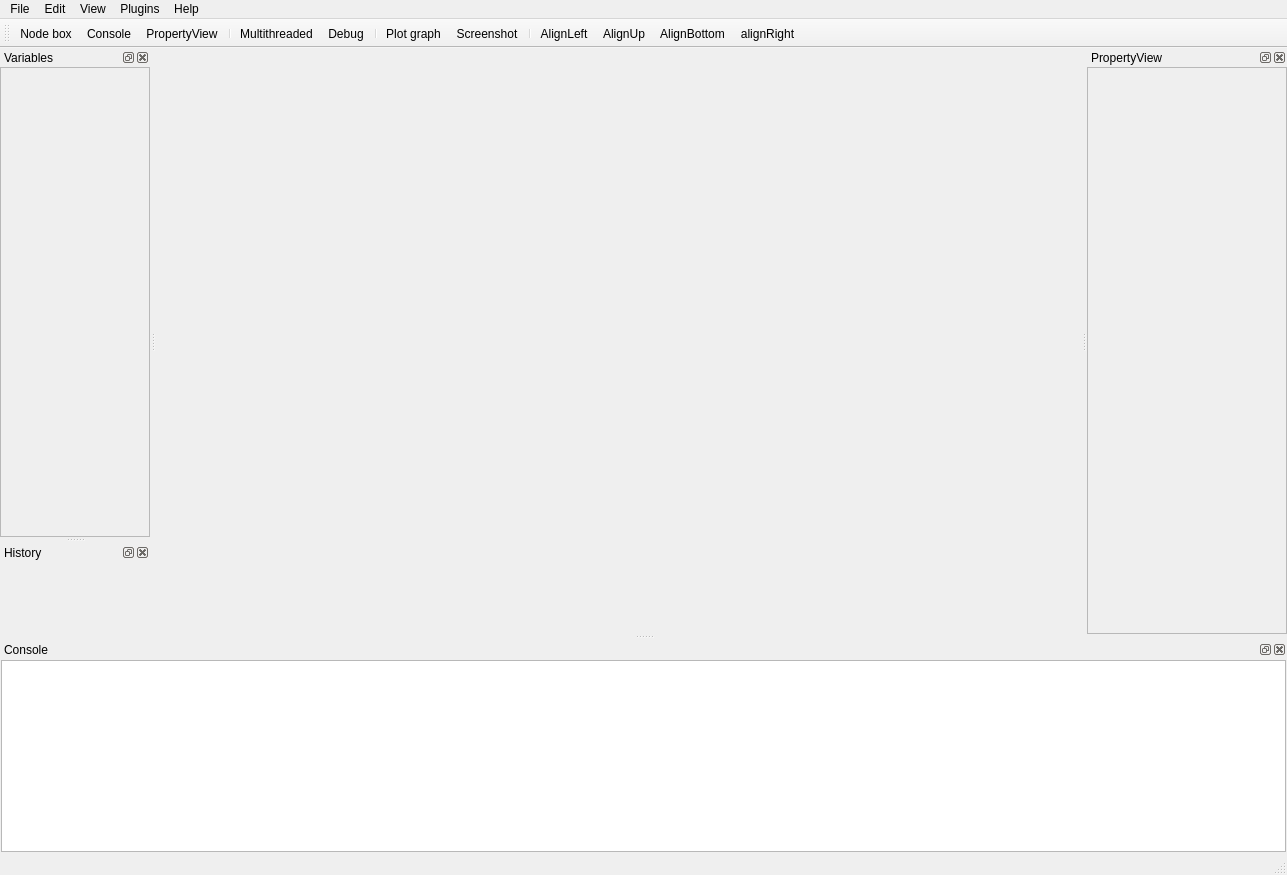
The window that PyFlow/GraphEditor_ui.ui (wonderworks-software/PyFlow) describes before a commit, drawn with Qt 5.
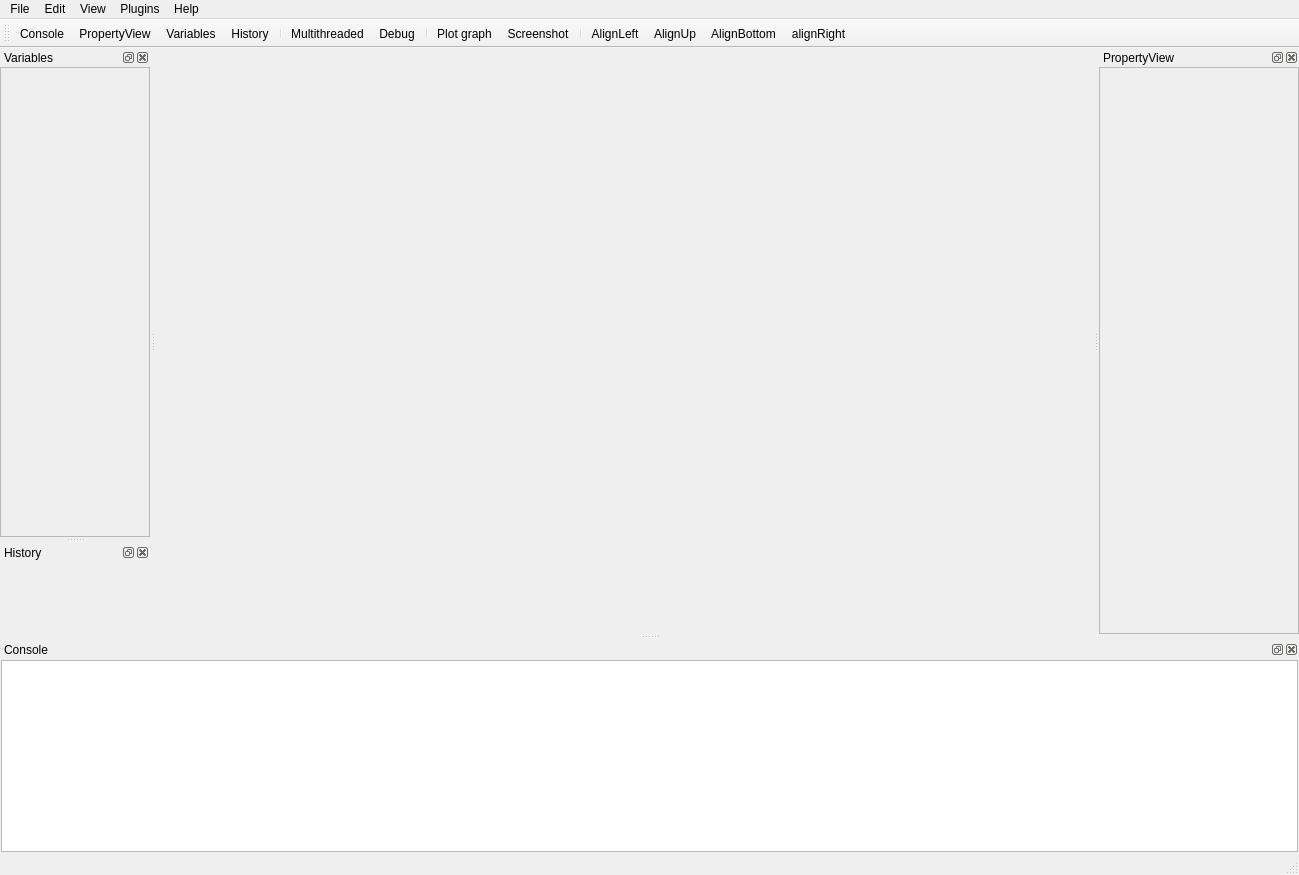
The same window after the commit. Icons and pictures are not drawn.

Commit message: comment node improvements minor changes, comments

```diff
--- a/PyFlow/GraphEditor_ui.ui
+++ b/PyFlow/GraphEditor_ui.ui
@@ -9,7 +9,7 @@
    <rect>
     <x>0</x>
     <y>0</y>
-    <width>1287</width>
+    <width>1299</width>
     <height>875</height>
    </rect>
   </property>
@@ -86,7 +86,7 @@
     <rect>
      <x>0</x>
      <y>0</y>
-     <width>1287</width>
+     <width>1299</width>
      <height>26</height>
     </rect>
    </property>
@@ -145,9 +145,10 @@
    <attribute name="toolBarBreak">
     <bool>false</bool>
    </attribute>
-   <addaction name="actionNode_box"/>
    <addaction name="actionConsole"/>
    <addaction name="actionPropertyView"/>
+   <addaction name="actionVariables"/>
+   <addaction name="actionHistory"/>
    <addaction name="separator"/>
    <addaction name="actionMultithreaded"/>
    <addaction name="actionDebug"/>
@@ -414,15 +415,6 @@
     <string>Options</string>
    </property>
   </action>
-  <action name="actionNode_box">
-   <property name="icon">
-    <iconset resource="nodes_res.qrc">
-     <normaloff>:/icons/resources/node_box_icon.png</normaloff>:/icons/resources/node_box_icon.png</iconset>
-   </property>
-   <property name="text">
-    <string>Node box</string>
-   </property>
-  </action>
   <action name="actionSave">
    <property name="icon">
     <iconset resource="nodes_res.qrc">
@@ -603,6 +595,24 @@
     <string>Clear history</string>
    </property>
   </action>
+  <action name="actionVariables">
+   <property name="icon">
+    <iconset resource="nodes_res.qrc">
+     <normaloff>:/icons/resources/variable.png</normaloff>:/icons/resources/variable.png</iconset>
+   </property>
+   <property name="text">
+    <string>Variables</string>
+   </property>
+  </action>
+  <action name="actionHistory">
+   <property name="icon">
+    <iconset resource="nodes_res.qrc">
+     <normaloff>:/icons/resources/history.png</normaloff>:/icons/resources/history.png</iconset>
+   </property>
+   <property name="text">
+    <string>History</string>
+   </property>
+  </action>
  </widget>
  <resources>
   <include location="nodes_res.qrc"/>
```
Left out of the diff: 10 changed lines with no effect on the pictures. The commit also changes 20 other files.
